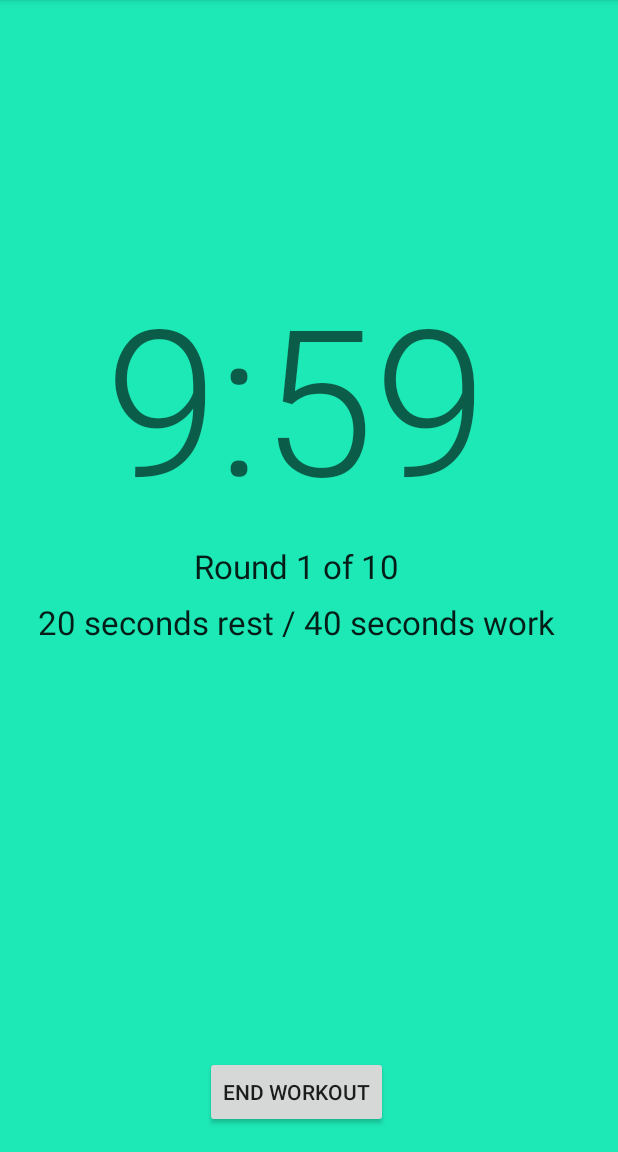
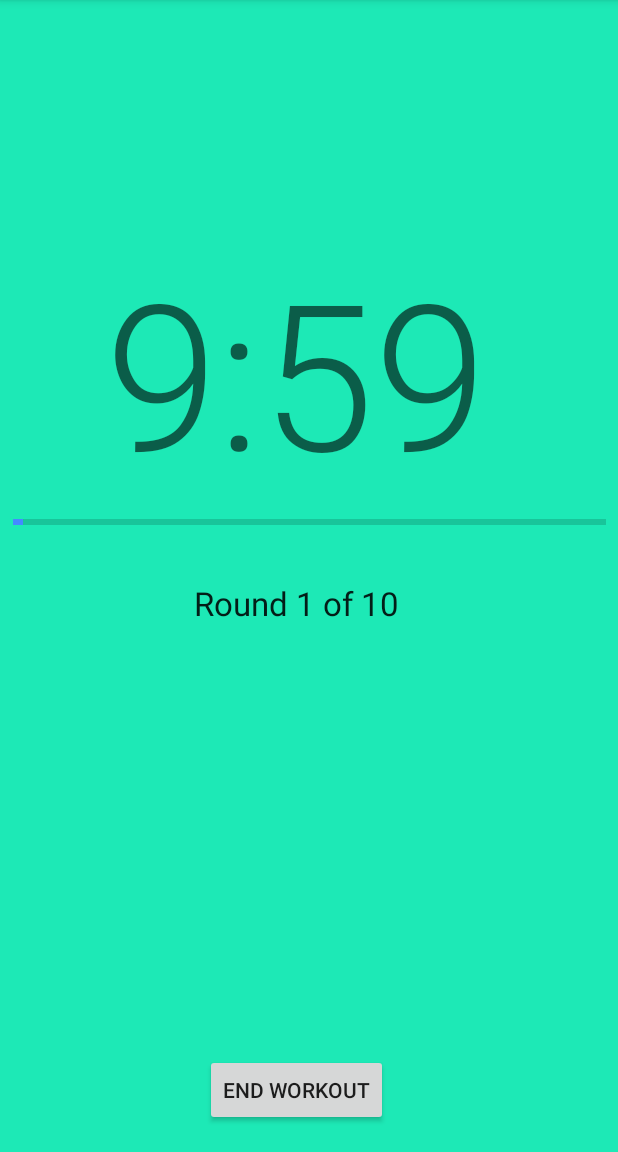
Before and after one commit to danielpape/EMOM, an Android app: the WorkoutActivity screen opened directly, with no data from a screen before it, on a phone screen of 412 x 824 dp, the part 84-1236 px from its top. Run offline under Robolectric (Android 15) with nearby library versions, the phone set to English and light mode, and no system bars.

Commit message:
Background colour changes depending on work/rest

```diff
--- a/app/src/main/java/com/danielpape/EMOM/WorkoutActivity.java
+++ b/app/src/main/java/com/danielpape/EMOM/WorkoutActivity.java
@@ -1,13 +1,16 @@
 package com.danielpape.EMOM;
 
 import android.content.Intent;
+import android.graphics.Color;
 import android.media.MediaPlayer;
 import android.os.CountDownTimer;
 import android.provider.Settings;
 import android.support.v7.app.AppCompatActivity;
 import android.os.Bundle;
+import android.util.Log;
 import android.view.View;
 import android.widget.Button;
+import android.widget.ProgressBar;
 import android.widget.SeekBar;
 import android.widget.TextView;
 
@@ -18,12 +21,14 @@ public class WorkoutActivity extends AppCompatActivity {
     TextView workRestTextView;
     Boolean counterIsActive = false;
     CountDownTimer countDownTimer;
+    ProgressBar periodProgressBar;
     Integer workoutLength;
     Integer minutes;
     Integer seconds;
     Integer restTime;
     Integer workTime;
     Integer currentRound;
+    Integer progress = 1;
 
     public void endWorkout (View view){
         countDownTimer.cancel();
@@ -33,10 +38,20 @@ public class WorkoutActivity extends AppCompatActivity {
     }
 
     public void updateTimer(int secondsLeft) {
+        if(seconds == 0 || seconds == 59 || seconds == 58 || seconds == 57){
+            View view = this.getWindow().getDecorView();
+            view.setBackgroundColor(Color.rgb(29,233,182));
+        }
+        else if(seconds >= 62-workTime){
+            View view = this.getWindow().getDecorView();
+            view.setBackgroundColor(Color.rgb(29,233,182));
+        }else {
+            View view = this.getWindow().getDecorView();
+            view.setBackgroundColor(Color.rgb(239,83,80));
+        }
+
         minutes = (int)secondsLeft / 60;
         seconds = secondsLeft - minutes * 60;
-
-        System.out.println(minutes+" and "+seconds);
 
         String minuteString = Integer.toString(minutes);
         String secondString = Integer.toString(seconds);
@@ -46,6 +61,8 @@ public class WorkoutActivity extends AppCompatActivity {
         }
 
         countdownLabel.setText(minuteString+":"+secondString);
+        periodProgressBar.setProgress(60-seconds);
+
     }
 
     public void controlCountdown (){
@@ -58,6 +75,9 @@ public class WorkoutActivity extends AppCompatActivity {
                 public void onTick(long l) {
 
                     updateTimer((int) l / 1000);
+
+                    currentRound = (workoutLength/60)-minutes;
+                    roundTextView.setText("Round "+currentRound+" of "+(workoutLength/60));
 
                     if (seconds == 3) {
                         MediaPlayer mPlayer = MediaPlayer.create(getApplicationContext(), R.raw.countdownbegin);
@@ -87,11 +107,11 @@ public class WorkoutActivity extends AppCompatActivity {
 
         countdownLabel = (TextView)findViewById(R.id.countdownLabel);
         roundTextView = (TextView)findViewById(R.id.roundTextView);
-        workRestTextView = (TextView)findViewById(R.id.workRestTextView);
+        periodProgressBar = (ProgressBar)findViewById(R.id.periodProgressBar);
 
         workoutLength = getIntent().getIntExtra("workoutLength",600);
         System.out.print("Workout length is: "+workoutLength);
-        minutes = 10;
+        minutes = workoutLength / 60;
         seconds = 0;
         System.out.print("processed workout length is: "+minutes+":"+seconds);
         restTime = getIntent().getIntExtra("restTime",20);
@@ -100,8 +120,8 @@ public class WorkoutActivity extends AppCompatActivity {
 
         currentRound = (workoutLength/60)-minutes+1;
 
-        workRestTextView.setText(restTime+" seconds rest / "+workTime+" seconds work");
         roundTextView.setText("Round "+currentRound+" of "+(workoutLength/60));
+        periodProgressBar.setMax(60);
 
         controlCountdown();
 
--- a/app/src/main/res/layout/activity_workout.xml
+++ b/app/src/main/res/layout/activity_workout.xml
@@ -4,7 +4,6 @@
     xmlns:tools="http://schemas.android.com/tools"
     android:layout_width="match_parent"
     android:layout_height="match_parent"
-    android:background="#1DE9B6"
     tools:context="com.danielpape.EMOM.WorkoutActivity">
 
     <TextView
@@ -19,27 +18,24 @@
         app:layout_constraintTop_toTopOf="parent"
         android:layout_marginBottom="8dp"
         app:layout_constraintBottom_toBottomOf="parent"
-        app:layout_constraintVertical_bias="0.3" />
+        app:layout_constraintVertical_bias="0.271" />
 
-    <TextView
-        android:id="@+id/workRestTextView"
-        android:layout_width="wrap_content"
-        android:layout_height="wrap_content"
-        android:layout_marginLeft="8dp"
-        android:layout_marginRight="8dp"
-        android:layout_marginStart="8dp"
-        android:layout_marginTop="8dp"
-        android:text="40 secs work / 20 secs rest"
-        android:textAppearance="@android:style/TextAppearance.Material.Large"
-        app:layout_constraintLeft_toLeftOf="@+id/countdownLabel"
-        app:layout_constraintRight_toRightOf="@+id/countdownLabel"
-        app:layout_constraintTop_toBottomOf="@+id/roundTextView" />
+    <ProgressBar
+        android:id="@+id/periodProgressBar"
+        style="?android:attr/progressBarStyleHorizontal"
+        android:layout_width="395dp"
+        android:layout_height="20dp"
+        android:max="100"
+        android:progress="50"
+        app:layout_constraintLeft_toLeftOf="parent"
+        app:layout_constraintRight_toRightOf="parent"
+        app:layout_constraintTop_toBottomOf="@+id/countdownLabel" />
 
     <Button
         android:id="@+id/endWorkoutButton"
         android:layout_width="wrap_content"
         android:layout_height="wrap_content"
-        android:layout_marginBottom="16dp"
+        android:layout_marginBottom="17dp"
         android:layout_marginLeft="8dp"
         android:layout_marginRight="8dp"
         android:onClick="endWorkout"
@@ -47,7 +43,9 @@
         android:textAppearance="@android:style/TextAppearance.Material.Widget.Button"
         app:layout_constraintBottom_toBottomOf="parent"
         app:layout_constraintLeft_toLeftOf="@+id/countdownLabel"
-        app:layout_constraintRight_toRightOf="@+id/countdownLabel" />
+        app:layout_constraintRight_toRightOf="@+id/countdownLabel"
+        android:layout_marginStart="8dp"
+        android:layout_marginEnd="8dp" />
 
     <TextView
         android:id="@+id/roundTextView"
@@ -55,10 +53,13 @@
         android:layout_height="wrap_content"
         android:text="Round 1 of 10"
         android:textAppearance="@android:style/TextAppearance.Material.Large"
-        android:layout_marginTop="8dp"
+        android:layout_marginTop="49dp"
         app:layout_constraintTop_toBottomOf="@+id/countdownLabel"
         android:layout_marginLeft="8dp"
         app:layout_constraintLeft_toLeftOf="@+id/countdownLabel"
         android:layout_marginRight="8dp"
-        app:layout_constraintRight_toRightOf="@+id/countdownLabel" />
+        app:layout_constraintRight_toRightOf="@+id/countdownLabel"
+        android:layout_marginStart="8dp"
+        android:layout_marginEnd="8dp" />
+
 </android.support.constraint.ConstraintLayout>
--- a/app/src/main/res/values/colors.xml
+++ b/app/src/main/res/values/colors.xml
@@ -3,4 +3,6 @@
     <color name="colorPrimary">#00BFA5</color>
     <color name="colorPrimaryDark">#009688</color>
     <color name="colorAccent">#448AFF</color>
+    <color name="workoutGreen">#1DE9B6</color>
+    <color name="workoutRed">#EF5350</color>
 </resources>
```
